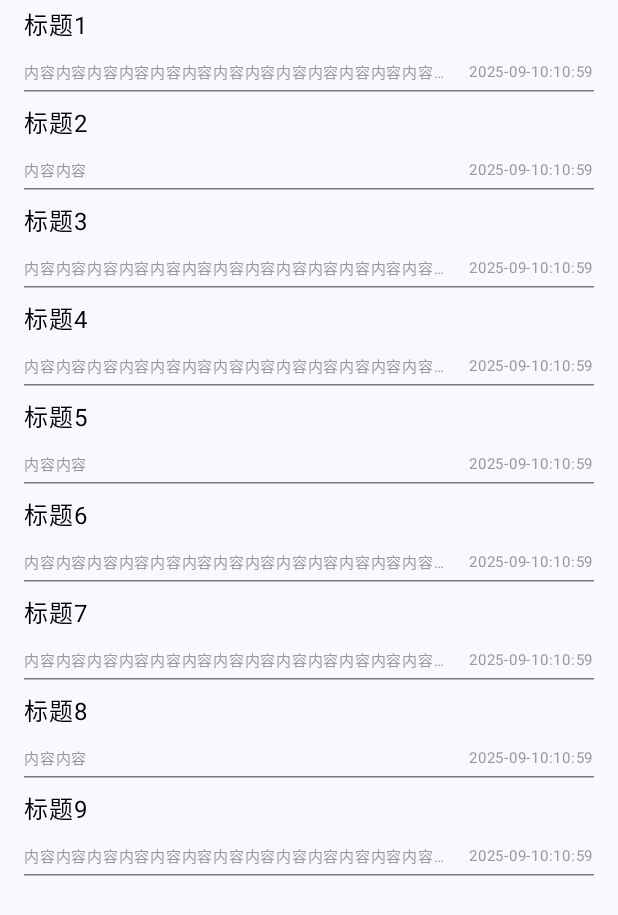
After one commit to UserNamezhangxi/Compose_App_Study, an Android app built with Jetpack Compose: the composable ArticalList shown on its own in the app's theme, on a phone screen of 412 x 824 dp. The commit adds this screen. Shown: the top 915 px of the screen. Run offline under Robolectric (Android 15) with nearby library versions, the phone set to English and light mode, and no system bars; pictures from the network do not load.

Commit message:
完成文章列表和视频列表以及tab切换

```diff
--- a/app/build.gradle.kts
+++ b/app/build.gradle.kts
@@ -52,6 +52,7 @@ dependencies {
     implementation(libs.androidx.material3)
 //    implementation(libs.androidx.material)
     implementation(libs.androidx.navigation.compose.jvmstubs)
+    implementation(libs.androidx.constraintlayout)
     testImplementation(libs.junit)
     androidTestImplementation(libs.androidx.junit)
     androidTestImplementation(libs.androidx.espresso.core)
@@ -67,4 +68,6 @@ dependencies {
     implementation("androidx.compose.material:material-icons-extended:1.1.1")
     //图片加载
     implementation("io.coil-kt:coil-compose:2.0.0-rc01")
+    // 相对布局
+    implementation("androidx.constraintlayout:constraintlayout-compose:1.0.0")
 }
--- /dev/null
+++ b/app/src/main/java/com/example/study/ui/bean/ArticleEntity.kt
@@ -0,0 +1,3 @@
+package com.example.study.ui.bean
+
+data class ArticleEntity(val title: String, val source: String, val timestamp: String)
--- /dev/null
+++ b/app/src/main/java/com/example/study/ui/bean/VideoEntity.kt
@@ -0,0 +1,3 @@
+package com.example.study.ui.bean
+
+data class VideoEntity(val url: String, val title: String, val type: String, val duration: String)
--- /dev/null
+++ b/app/src/main/java/com/example/study/ui/components/ArticalList.kt
@@ -0,0 +1,61 @@
+package com.example.study.ui.components
+
+import androidx.compose.foundation.layout.Arrangement
+import androidx.compose.foundation.layout.Column
+import androidx.compose.foundation.layout.Row
+import androidx.compose.foundation.layout.Spacer
+import androidx.compose.foundation.layout.fillMaxWidth
+import androidx.compose.foundation.layout.height
+import androidx.compose.foundation.layout.padding
+import androidx.compose.foundation.lazy.LazyColumn
+import androidx.compose.foundation.lazy.items
+import androidx.compose.material3.HorizontalDivider
+import androidx.compose.material3.Text
+import androidx.compose.runtime.Composable
+import androidx.compose.ui.Modifier
+import androidx.compose.ui.graphics.Color
+import androidx.compose.ui.text.style.TextOverflow
+import androidx.compose.ui.unit.dp
+import androidx.compose.ui.unit.sp
+import com.example.study.ui.viewmodel.MainViewModel
+
+@Composable
+fun ArticalList(vm: MainViewModel) {
+    LazyColumn {
+        items(vm.articleList) { artical ->
+            Column(modifier = Modifier.padding(horizontal = 16.dp, vertical = 4.dp)) {
+                Text(
+                    artical.title,
+                    fontSize = 16.sp,
+                    color = Color(0xff000000),
+                    maxLines = 2,
+                    overflow = TextOverflow.Ellipsis
+                )
+                Spacer(modifier = Modifier.height(8.dp))
+                Row(
+                    horizontalArrangement = Arrangement.SpaceBetween,
+                    modifier = Modifier.fillMaxWidth()
+                ) {
+                    Text(
+                        artical.source,
+                        fontSize = 10.sp,
+                        color = Color(0xff999999),
+                        maxLines = 1,
+                        modifier = Modifier
+                            .weight(1f)
+                            .padding(end = 8.dp),
+                        overflow = TextOverflow.Ellipsis
+                    )
+                    Text(
+                        artical.timestamp,
+                        fontSize = 10.sp,
+                        color = Color(0xff999999),
+                        maxLines = 1,
+                        overflow = TextOverflow.Ellipsis
+                    )
+                }
+                HorizontalDivider()
+            }
+        }
+    }
+}
--- a/app/src/main/java/com/example/study/ui/components/VerticalMessage.kt
+++ b/app/src/main/java/com/example/study/ui/components/VerticalMessage.kt
@@ -22,7 +22,6 @@ import androidx.compose.ui.Alignment
 import androidx.compose.ui.Modifier
 import androidx.compose.ui.draw.clip
 import androidx.compose.ui.graphics.Color
-import androidx.compose.ui.text.style.TextAlign
 import androidx.compose.ui.text.style.TextOverflow
 import androidx.compose.ui.unit.dp
 import androidx.compose.ui.unit.sp
@@ -50,7 +49,7 @@ fun VerticalMessage(vm: MainViewModel) {
     }
     Row(
         modifier = Modifier
-            .padding(8.dp)
+            .padding(start = 16.dp, top = 22.dp, end = 16.dp, bottom = 12.dp)
             .clip(RoundedCornerShape(8.dp))
             .background(Color(0x22149ee7))
             .height(45.dp)
--- a/app/src/main/java/com/example/study/ui/screen/MainScreen.kt
+++ b/app/src/main/java/com/example/study/ui/screen/MainScreen.kt
@@ -74,7 +74,7 @@ fun MainScreen() {
             startDestination = NavScreen.Home.route, // 默认展示哪个页面
         ) {
             composable(NavScreen.Home.route) {
-                HomeScreen(innerPadding.calculateTopPadding().value)
+                HomeScreen(innerPadding.calculateTopPadding().value,innerPadding.calculateBottomPadding().value)
             }
             composable(NavScreen.Messages.route) {
                 StudyScreen()
--- a/app/src/main/java/com/example/study/ui/viewmodel/MainViewModel.kt
+++ b/app/src/main/java/com/example/study/ui/viewmodel/MainViewModel.kt
@@ -10,9 +10,11 @@ import androidx.compose.runtime.mutableIntStateOf
 import androidx.compose.runtime.mutableStateOf
 import androidx.compose.runtime.setValue
 import androidx.lifecycle.ViewModel
+import com.example.study.ui.bean.ArticleEntity
 import com.example.study.ui.bean.Category
 import com.example.study.ui.bean.SwiperEntity
 import com.example.study.ui.bean.TypeData
+import com.example.study.ui.bean.VideoEntity
 import kotlin.collections.listOf
 
 class MainViewModel : ViewModel() {
@@ -60,4 +62,90 @@ class MainViewModel : ViewModel() {
         )
     )
 
+    var articleList by mutableStateOf(
+        listOf(
+            ArticleEntity(
+                "标题1",
+                "内容内容内容内容内容内容内容内容内容内容内容内容内容内容内容内容内容内容内容",
+                "2025-09-10:10:59"
+            ),
+            ArticleEntity("标题2", "内容内容", "2025-09-10:10:59"),
+            ArticleEntity(
+                "标题3",
+                "内容内容内容内容内容内容内容内容内容内容内容内容内容内容内容内容内容内容内容",
+                "2025-09-10:10:59"
+            ),
+            ArticleEntity(
+                "标题4",
+                "内容内容内容内容内容内容内容内容内容内容内容内容内容内容内容内容内容内容内容",
+                "2025-09-10:10:59"
+            ),
+            ArticleEntity("标题5", "内容内容", "2025-09-10:10:59"),
+            ArticleEntity(
+                "标题6",
+                "内容内容内容内容内容内容内容内容内容内容内容内容内容内容内容内容内容内容内容",
+                "2025-09-10:10:59"
+            ),
+            ArticleEntity(
+                "标题7",
+                "内容内容内容内容内容内容内容内容内容内容内容内容内容内容内容内容内容内容内容",
+                "2025-09-10:10:59"
+            ),
+            ArticleEntity("标题8", "内容内容", "2025-09-10:10:59"),
+            ArticleEntity(
+                "标题9",
+                "内容内容内容内容内容内容内容内容内容内容内容内容内容内容内容内容内容内容内容",
+                "2025-09-10:10:59"
+            )
+        )
+    )
+
+    var videoList by mutableStateOf(
+        listOf(
+            VideoEntity(
+                "https://i0.hdslb.com/bfs/banner/83a38f643994817c57efcc26a0b6c6b545cdb316.png@800w_512h_!web-home-carousel-cover.avif?mirror_report_swipe=1",
+                "title1title1title1title1title1title1title1title1title1",
+                "video",
+                "2:56"
+            ),
+            VideoEntity(
+                "https://i0.hdslb.com/bfs/banner/7534521038eb9035aa54715e82ef4c1281d4326e.png@800w_512h_!web-home-carousel-cover.avif",
+                "title2title2title2title2title2title2title2",
+                "video",
+                "12:56"
+            ),
+            VideoEntity(
+                "https://i0.hdslb.com/bfs/banner/5c47a022abf92858da2e0acc0b5372bef605b007.png@800w_512h_!web-home-carousel-cover.avif",
+                "title3",
+                "video",
+                "23:56"
+            ),
+            VideoEntity(
+                "https://i0.hdslb.com/bfs/banner/3b4571df30f7b9679c30c793735d18ae3f03b780.jpg@800w_512h_!web-home-carousel-cover.avif",
+                "title44444444444444444444444444444444444444444444444444444444",
+                "video",
+                "4:56"
+            ),
+            VideoEntity(
+                "https://i0.hdslb.com/bfs/banner/99e591ddc00986d16283c3b5bda147205f17c78f.jpg@800w_512h_!web-home-carousel-cover.avif",
+                "title5555555555tle5tle5tle5tle5tle5tle5",
+                "video",
+                "5:56"
+            ),
+            VideoEntity(
+                "https://i0.hdslb.com/bfs/banner/3b4571df30f7b9679c30c793735d18ae3f03b780.jpg@800w_512h_!web-home-carousel-cover.avif",
+                "title44444444444444444444444444444444444444444444444444444444",
+                "video",
+                "4:56"
+            ),
+            VideoEntity(
+                "https://i0.hdslb.com/bfs/banner/99e591ddc00986d16283c3b5bda147205f17c78f.jpg@800w_512h_!web-home-carousel-cover.avif",
+                "title5555555555tle5tle5tle5tle5tle5tle5",
+                "video",
+                "5:56"
+            )
+        )
+    )
+
+    var isShowArtical by mutableIntStateOf(0)
 }
--- a/gradle/libs.versions.toml
+++ b/gradle/libs.versions.toml
@@ -10,6 +10,7 @@ activityCompose = "1.8.0"
 composeBom = "2024.09.00"
 navigationComposeJvmstubs = "2.9.3"
 navigation = "2.7.7"
+constraintlayout = "2.2.1"
 
 [libraries]
 androidx-core-ktx = { group = "androidx.core", name = "core-ktx", version.ref = "coreKtx" }
@@ -28,6 +29,7 @@ androidx-ui-test-junit4 = { group = "androidx.compose.ui", name = "ui-test-junit
 androidx-material3 = { group = "androidx.compose.material3", name = "material3" }
 #androidx-material = { group = "androidx.compose.material", name = "material"}
 androidx-navigation-compose-jvmstubs = { group = "androidx.navigation", name = "navigation-compose", version.ref = "navigation" }
+androidx-constraintlayout = { group = "androidx.constraintlayout", name = "constraintlayout", version.ref = "constraintlayout" }
 #androidx-navigation-compose-jvmstubs = { group = "androidx.navigation", name = "navigation-compose-jvmstubs", version.ref = "navigationComposeJvmstubs" }
 
 [plugins]
```
Also changed, not shown: app/src/main/java/com/example/study/ui/components/VideoMessage.kt (added, +97 -0 lines), app/src/main/java/com/example/study/ui/screen/HomeScreen.kt (+20 -34 lines).
